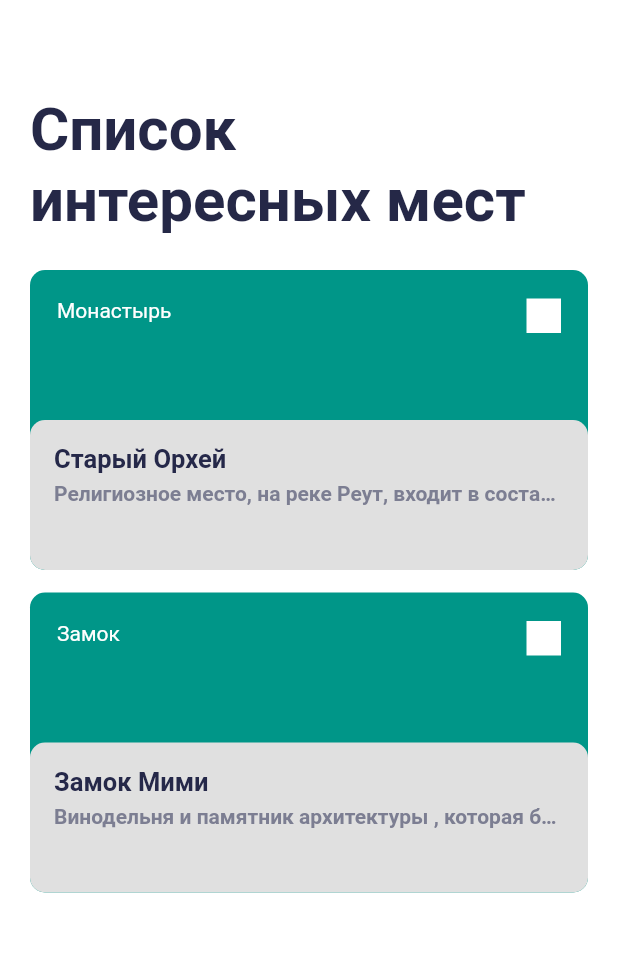
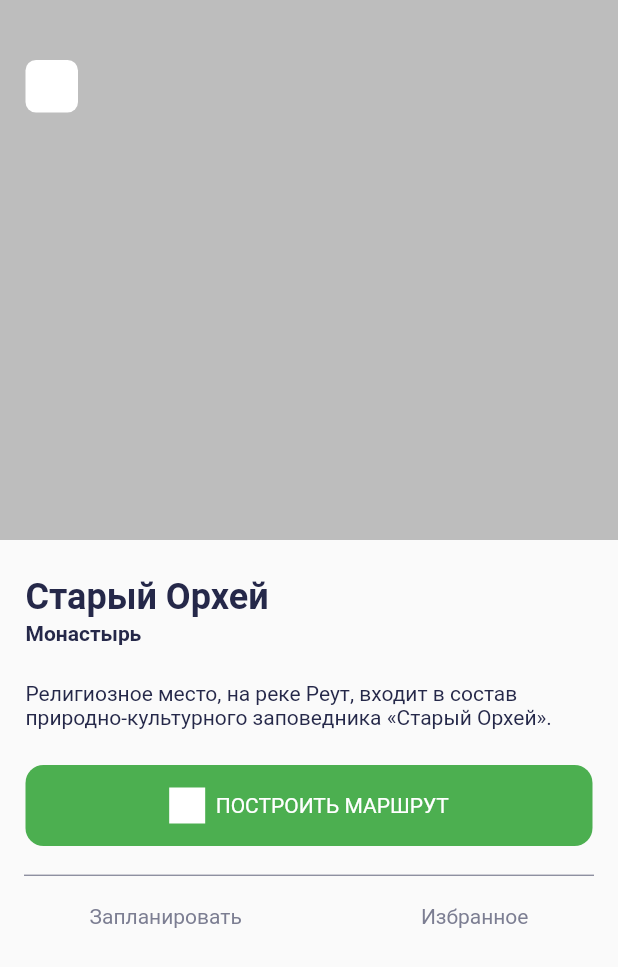
Before and after one commit to dariamafteuta/places, a Flutter app: the screen it shows after launch, on a phone screen of 412 x 824 dp. Shown: the top 967 px of the screen. Run offline on Flutter 3.47's test engine with Material 2 defaults, Android fonts, the phone set to English and light mode, and no system bars.

Commit message:
details sight

```diff
--- a/lib/main.dart
+++ b/lib/main.dart
@@ -1,5 +1,6 @@
 import 'package:flutter/material.dart';
-import 'package:flutter_job/ui/screen/sight_list_screen.dart';
+import 'package:flutter_job/mocks.dart';
+import 'package:flutter_job/ui/screen/sight_details.dart';
 
 void main() {
   runApp(const App());
@@ -10,55 +11,9 @@ class App extends StatelessWidget {
 
   @override
   Widget build(BuildContext context) {
-    return const MaterialApp(
+    return MaterialApp(
       title: 'Flutter Demo',
-      home: SightListScreen(),
+      home: SightDetails(sight: mocks[0]),
     );
   }
 }
-
-class MyFirstWidget extends StatelessWidget {
-  const MyFirstWidget({Key? key}) : super(key: key);
-
-  @override
-  Widget build(BuildContext context) {
-    var counter = 0;
-    counter++;
-    // ignore: avoid_print
-    print(counter);
-
-    return Scaffold(
-      body: Center(
-        child: Text('Hello! \n$counter'),
-      ),
-    );
-  }
-}
-
-class MyTwoWidget extends StatefulWidget {
-  const MyTwoWidget({Key? key}) : super(key: key);
-
-  @override
-  State<MyTwoWidget> createState() => _MyTwoWidgetState();
-}
-
-class _MyTwoWidgetState extends State<MyTwoWidget> {
-
-  String typeOfContext() {
-    return context.runtimeType.toString();
-  }
-
-  @override
-  Widget build(BuildContext context) {
-    int counter = 0;
-    counter++;
-    // ignore: avoid_print
-    print(counter);
-
-    return Scaffold(
-      body: Center(
-        child: Text('Hello! \n$counter '),
-      ),
-    );
-  }
-}
--- a/lib/mocks.dart
+++ b/lib/mocks.dart
@@ -13,7 +13,7 @@ final List<Sight> mocks = [
   ),
   Sight(
     name: 'Замок Мими',
-    lat: 46.5330,
+    lat: 46.533,
     lot: 29.1731,
     url:
         'https://www.castelmimi.md/wp-content/uploads/2020/04/2_Top-Moldovan-winery-with-tours-hotel-restaurant-and-event-venues-scaled.jpg',
--- a/lib/ui/screen/sight_card.dart
+++ b/lib/ui/screen/sight_card.dart
@@ -1,4 +1,3 @@
-import 'package:flutter/cupertino.dart';
 import 'package:flutter/material.dart';
 import 'package:flutter_job/domain/sight.dart';
 
--- /dev/null
+++ b/lib/ui/screen/sight_details.dart
@@ -0,0 +1,142 @@
+import 'package:flutter/material.dart';
+import 'package:flutter_job/domain/sight.dart';
+
+class SightDetails extends StatefulWidget {
+  final Sight sight;
+
+  const SightDetails({Key? key, required this.sight}) : super(key: key);
+
+  @override
+  State<SightDetails> createState() => _SightDetailsState();
+}
+
+class _SightDetailsState extends State<SightDetails> {
+  @override
+  Widget build(BuildContext context) {
+    return Scaffold(
+      body: Column(
+        children: [
+          Stack(
+            children: [
+              Container(
+                width: double.infinity,
+                color: Colors.grey.shade400,
+                height: 360,
+              ),
+              Positioned(
+                top: 40,
+                left: 17,
+                child: Container(
+                  width: 35,
+                  height: 35,
+                  decoration: BoxDecoration(
+                    borderRadius: BorderRadius.circular(7),
+                    color: Colors.white,
+                  ),
+                ),
+              ),
+            ],
+          ),
+          Container(
+            padding: const EdgeInsets.only(left: 17, top: 24),
+            alignment: Alignment.topLeft,
+            child: Text(
+              widget.sight.name,
+              style: const TextStyle(
+                color: Color.fromRGBO(37, 40, 73, 1),
+                fontSize: 24,
+                fontFamily: 'Roboto',
+                fontWeight: FontWeight.bold,
+              ),
+            ),
+          ),
+          Container(
+            padding: const EdgeInsets.only(left: 17, top: 2),
+            alignment: Alignment.topLeft,
+            child: Text(
+              widget.sight.type,
+              style: const TextStyle(
+                color: Color.fromRGBO(37, 40, 73, 1),
+                fontSize: 14,
+                fontFamily: 'Roboto',
+                fontWeight: FontWeight.bold,
+              ),
+            ),
+          ),
+          Container(
+            padding: const EdgeInsets.only(left: 17, top: 24, right: 17),
+            alignment: Alignment.topLeft,
+            child: Text(
+              widget.sight.details,
+              style: const TextStyle(
+                color: Color.fromRGBO(37, 40, 73, 1),
+                fontSize: 14,
+                fontFamily: 'Roboto',
+              ),
+            ),
+          ),
+          Padding(
+            padding: const EdgeInsets.only(left: 17, top: 24, right: 17),
+            child: Container(
+              padding: const EdgeInsets.only(
+                  left: 17, top: 15, right: 17, bottom: 15,),
+              decoration: BoxDecoration(
+                borderRadius: BorderRadius.circular(12),
+                color: Colors.green,
+              ),
+              child: Row(
+                mainAxisAlignment: MainAxisAlignment.center,
+                children: [
+                  Container(
+                    width: 24,
+                    height: 24,
+                    color: Colors.white,
+                  ),
+                  const Padding(
+                    padding: EdgeInsets.only(left: 7),
+                    child: Text(
+                      'ПОСТРОИТЬ МАРШРУТ',
+                      style: TextStyle(
+                        color: Colors.white,
+                        fontSize: 14,
+                        fontFamily: 'Roboto',
+                      ),
+                    ),
+                  ),
+                ],
+              ),
+            ),
+          ),
+          const Divider(
+            height: 39,
+            color: Color.fromRGBO(124, 126, 146, 1),
+            indent: 16,
+            endIndent: 16,
+            thickness: 0.8,
+          ),
+          Row(
+            mainAxisAlignment: MainAxisAlignment.spaceAround,
+            children: const [
+              Text(
+                'Запланировать',
+                style: TextStyle(
+                  color: Color.fromRGBO(124, 126, 146, 1),
+                  fontSize: 14,
+                  fontFamily: 'Roboto',
+                ),
+              ),
+              Text(
+                'Избранное',
+                style: TextStyle(
+                  color: Color.fromRGBO(124, 126, 146, 1),
+                  fontSize: 14,
+                  fontFamily: 'Roboto',
+                ),
+              ),
+            ],
+          ),
+        ],
+      ),
+    );
+  }
+}
```
